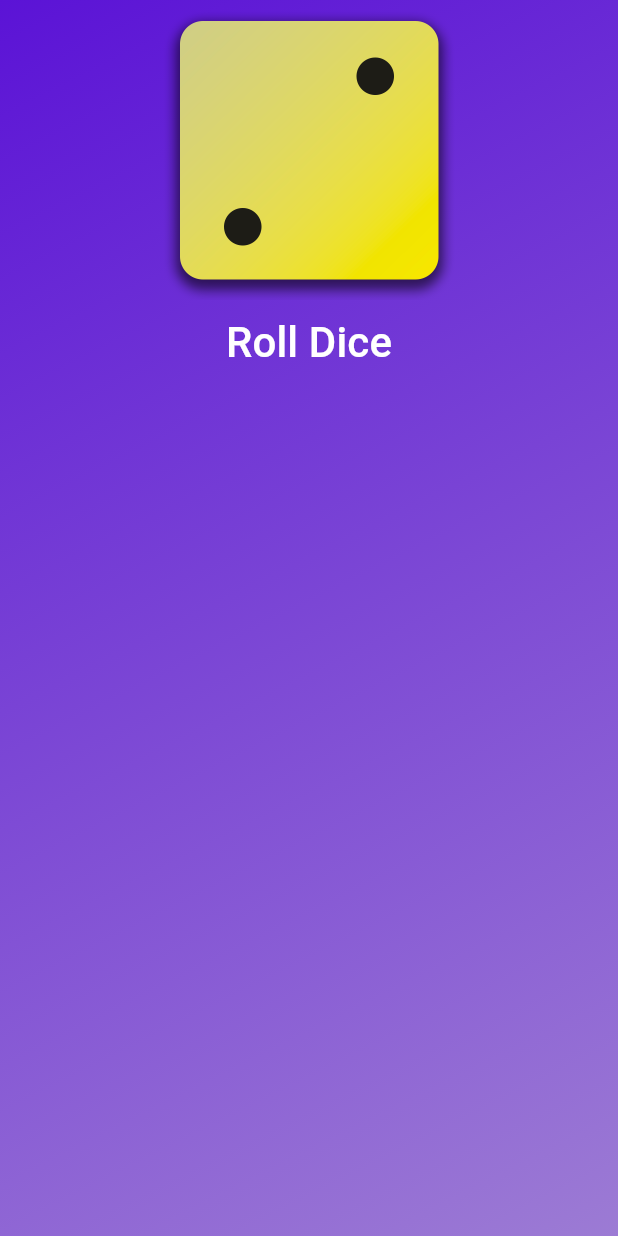
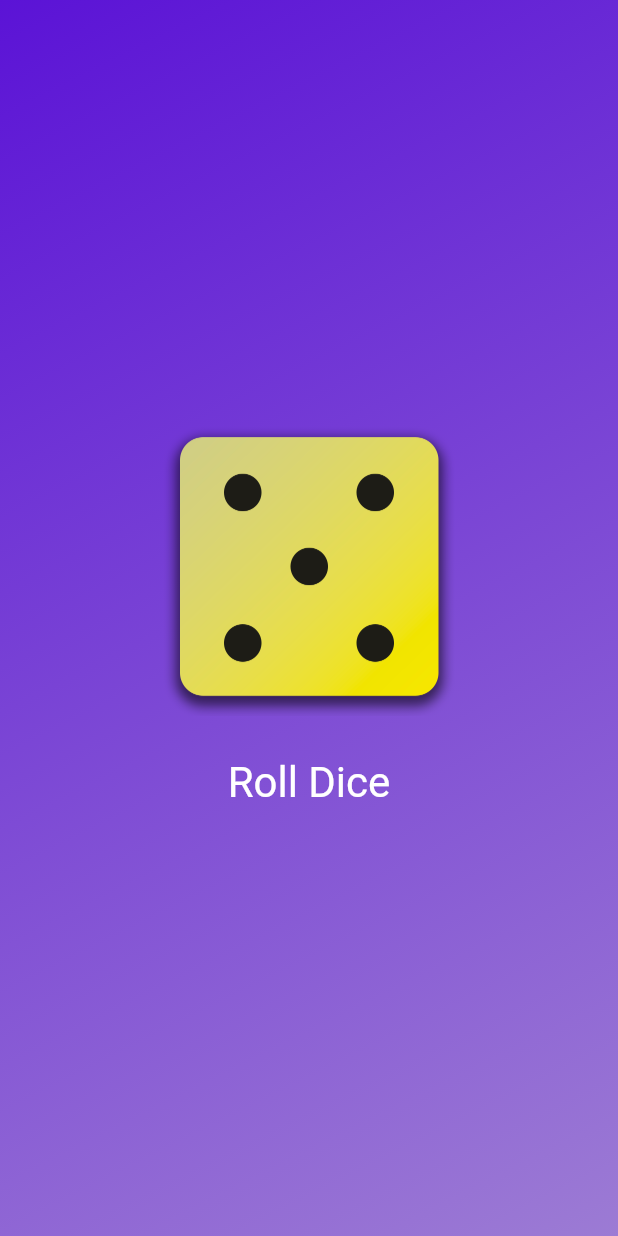
Before and after one commit to z1nl0x/flutter-udemy-course, a Flutter app: the screen it shows after launch, after a tap on "Roll Dice", on a phone screen of 412 x 824 dp. Run offline on Flutter 3.47's test engine with Material 3 defaults, Android fonts, the phone set to English and light mode, and no system bars.

Commit message:
Section 2 Finished - Dice Roller App

```diff
--- /dev/null
+++ b/my_app/lib/dice_roller.dart
@@ -0,0 +1,49 @@
+import 'package:flutter/material.dart';
+
+import 'dart:math';
+
+final randomizer = Random();
+
+class DiceRoller extends StatefulWidget {
+  const DiceRoller({super.key});
+
+  @override
+  State<DiceRoller> createState() {
+    return _DiceRollerState();
+  }
+}
+
+class _DiceRollerState extends State<DiceRoller> {
+
+  var currentDiceRoll = 2;
+
+  void rollDice() {
+
+    setState(() {
+      currentDiceRoll = randomizer.nextInt(6) + 1;
+    });
+
+  }
+
+  @override
+  Widget build(context) {
+    return Column(
+          mainAxisSize: MainAxisSize.min,
+          children: [
+            Image.asset('images/dice-$currentDiceRoll.png', width: 200),
+            const SizedBox(height: 20,),
+            TextButton(
+              onPressed: rollDice,
+              style: TextButton.styleFrom(
+                // padding: const EdgeInsets.only(top: 20),
+                foregroundColor: Colors.white,
+                textStyle: const TextStyle(
+                  fontSize: 28,
+                ),
+              ),
+              child: const Text('Roll Dice'),
+            )
+          ],
+        );
+  }
+}
--- a/my_app/lib/gradient_container.dart
+++ b/my_app/lib/gradient_container.dart
@@ -1,4 +1,5 @@
 import 'package:flutter/material.dart';
+import 'package:my_app/dice_roller.dart';
 
 // import 'package:my_app/styled_text.dart';
 
@@ -14,7 +15,6 @@ class GradientContainer extends StatelessWidget {
   final Color color1;
   final Color color2;
 
-  void rollDice() {}
 
   @override
   Widget build(context) {
@@ -26,16 +26,8 @@ class GradientContainer extends StatelessWidget {
           end: endAlignment,
         ),
       ),
-      child: Center(
-        child: Column(
-          children: [
-            Image.asset('images/dice-2.png', width: 200),
-            TextButton(
-              onPressed: rollDice,
-              child: const Text('Roll Dice', style: TextStyle(color: Colors.white, fontSize: 28)),
-            )
-          ],
-        ),
+      child: const Center(
+        child: DiceRoller(),
       ),
     );
   }
```
